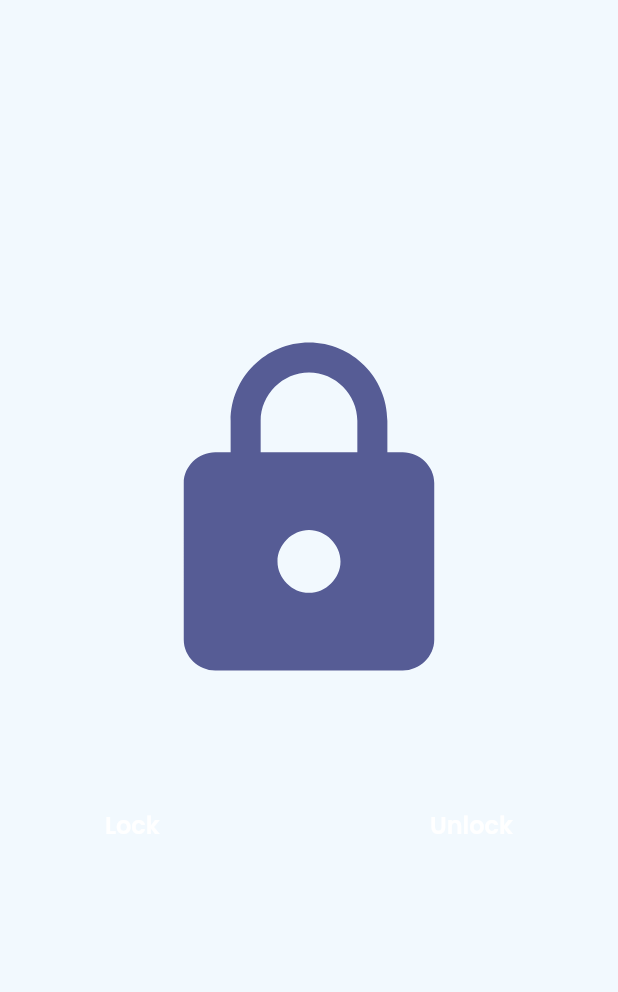
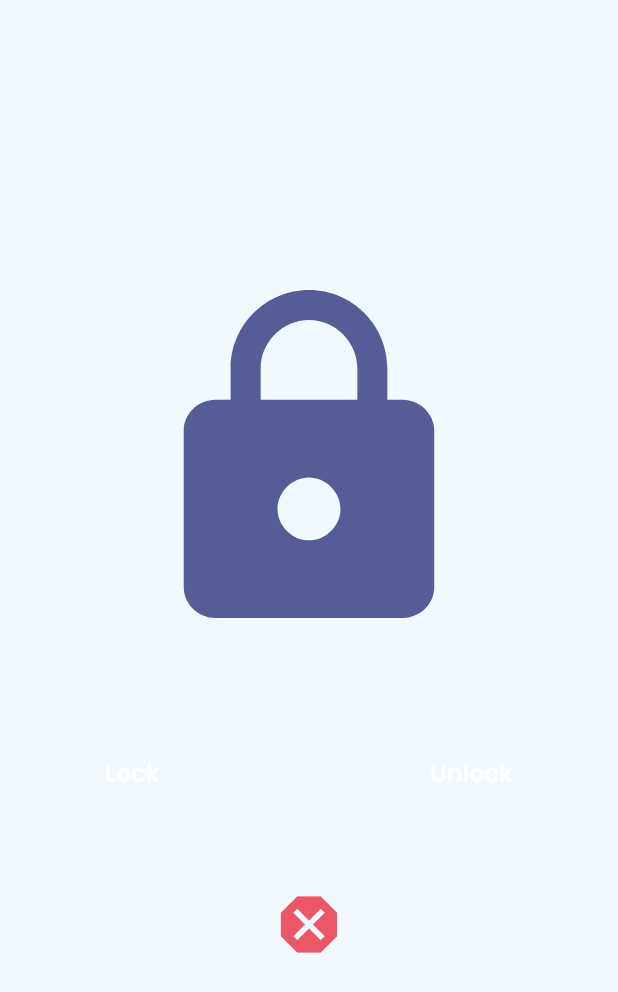
Before and after one commit to Aissam-gif/doorLock_mobileApp, a Flutter app: the LockPage screen opened directly, on a phone screen of 412 x 824 dp. Shown: the top 992 px of the screen. Run offline on Flutter 3.47's test engine with Material 2 defaults, Android fonts, the light colour scheme and no system bars; our stand-ins replace animated_bottom_navigation_bar, badges, fl_chart, flutter_secure_storage, google_fonts, jwt_decoder; missing offline and left inert: icon_badge, slidable_button; accounts and stored records are empty; network calls fail.

Commit message:
update lock

```diff
--- a/lib/pages/lockPage.dart
+++ b/lib/pages/lockPage.dart
@@ -1,5 +1,6 @@
 import 'package:flutter/material.dart';
 import 'package:iot_project/constaints.dart';
+import 'package:iot_project/models/user_model.dart';
 import 'package:iot_project/pages/httpRequest.dart';
 import 'package:iot_project/theme/colors.dart';
 import 'package:slidable_button/slidable_button.dart';
@@ -55,6 +56,8 @@ class _LockState extends State<LockPage> {
 
   Widget getBody() {
     var lockColor = _lock.lockState ? red : green;
+    UserModel? user = AuthenticationProvider.user;
+    // user = JwtDecoder.decode(storage.read(key: 'decodedJWT').toString());
     return SafeArea(
       child: Center(
         child: Column(
@@ -127,6 +130,9 @@ class _LockState extends State<LockPage> {
                 ),
                 onChanged: (position) {
                   setState(() {
+                    if (user!.allowed == false) {
+                      result = 'You are not allowed to Open Or Close The Lock';
+                    } else {
                       if (position == SlidableButtonPosition.start) {
                         AuthenticationProvider
                             .getMockApiRequest(
@@ -144,6 +150,7 @@ class _LockState extends State<LockPage> {
                                 {unlock(), result = 'Lock is opened'}
                             });
                       }
+                    }
                   });
                 },
               ),
@@ -152,6 +159,22 @@ class _LockState extends State<LockPage> {
               result,
               style: TextStyle(color: lockColor, fontSize: 16),
             ),
+            SizedBox(height: 20),
+            Container(
+              width: 50,
+              height: 50,
+              child: user!.allowed == true
+                  ? Icon(
+                      Icons.verified,
+                      size: 50,
+                      color: Colors.green,
+                    )
+                  : Icon(
+                      Icons.dangerous,
+                      size: 50,
+                      color: red,
+                    ),
+            ),
           ],
         ),
       ),
--- a/pubspec.yaml
+++ b/pubspec.yaml
@@ -47,6 +47,7 @@ dependencies:
   flutter_secure_storage: ^8.0.0
   provider: ^6.0.5
   animated_icon_button: ^1.0.2
+  jwt_decoder: ^2.0.1
 
 
 dev_dependencies:
```
Also changed, not shown: lib/pages/httpRequest.dart (+40 -1 lines), lib/pages/loginPage.dart (+31 -27 lines), pubspec.lock. Lines whose indentation alone changed are shown as unchanged.
